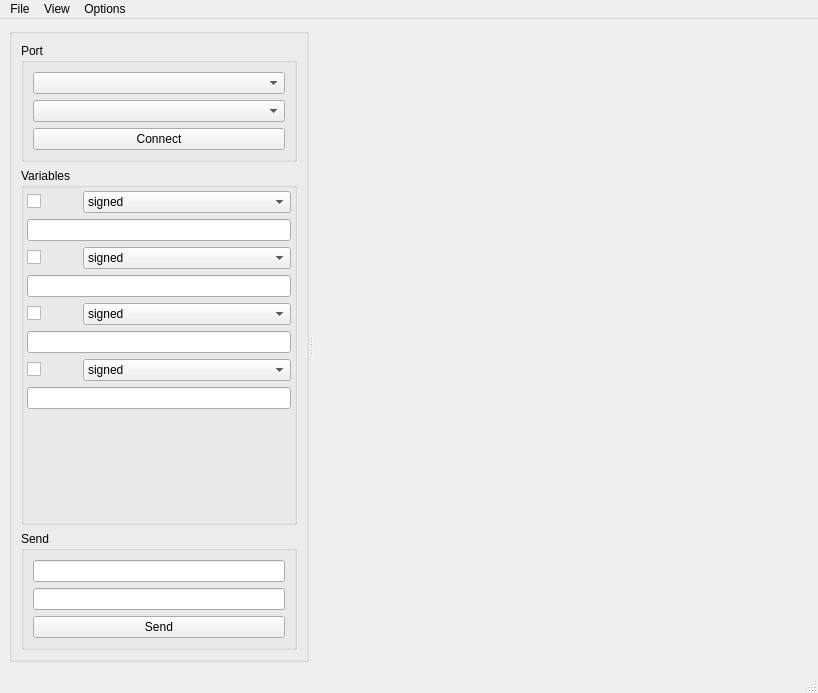
The window that ui/mainwindow.ui (Yuri-Sharapov/QVectorDebug) describes before a commit, drawn with Qt 5.
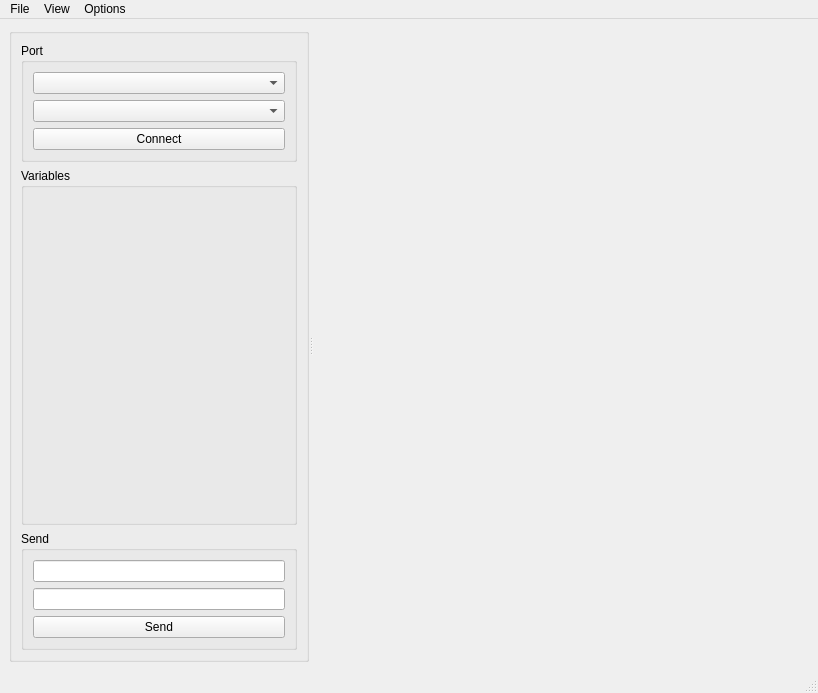
The same window after the commit. Icons and pictures are not drawn.

```diff
--- a/ui/mainwindow.ui
+++ b/ui/mainwindow.ui
@@ -120,208 +120,7 @@
             <number>3</number>
            </property>
            <item>
-            <layout class="QVBoxLayout" name="laySettings_2">
-             <item>
-              <layout class="QHBoxLayout" name="laySettingsCb_2">
-               <item>
-                <widget class="QCheckBox" name="cbEnabled_2">
-                 <property name="maximumSize">
-                  <size>
-                   <width>50</width>
-                   <height>16777215</height>
-                  </size>
-                 </property>
-                 <property name="text">
-                  <string/>
-                 </property>
-                 <property name="icon">
-                  <iconset resource="../res.qrc">
-                   <normaloff>:/icons/blue-circle.png</normaloff>:/icons/blue-circle.png</iconset>
-                 </property>
-                 <property name="iconSize">
-                  <size>
-                   <width>32</width>
-                   <height>32</height>
-                  </size>
-                 </property>
-                </widget>
-               </item>
-               <item>
-                <widget class="QComboBox" name="cbSign_2">
-                 <property name="currentText">
-                  <string>signed</string>
-                 </property>
-                 <item>
-                  <property name="text">
-                   <string>signed</string>
-                  </property>
-                 </item>
-                 <item>
-                  <property name="text">
-                   <string>unsigned</string>
-                  </property>
-                 </item>
-                </widget>
-               </item>
-              </layout>
-             </item>
-             <item>
-              <widget class="QLineEdit" name="leName_2"/>
-             </item>
-            </layout>
-           </item>
-           <item>
-            <layout class="QVBoxLayout" name="laySettings_3">
-             <item>
-              <layout class="QHBoxLayout" name="laySettingsCb_3">
-               <item>
-                <widget class="QCheckBox" name="cbEnabled_3">
-                 <property name="maximumSize">
-                  <size>
-                   <width>50</width>
-                   <height>16777215</height>
-                  </size>
-                 </property>
-                 <property name="text">
-                  <string/>
-                 </property>
-                 <property name="icon">
-                  <iconset resource="../res.qrc">
-                   <normaloff>:/icons/green-circle.png</normaloff>:/icons/green-circle.png</iconset>
-                 </property>
-                 <property name="iconSize">
-                  <size>
-                   <width>32</width>
-                   <height>32</height>
-                  </size>
-                 </property>
-                </widget>
-               </item>
-               <item>
-                <widget class="QComboBox" name="cbSign_3">
-                 <property name="currentText">
-                  <string>signed</string>
-                 </property>
-                 <item>
-                  <property name="text">
-                   <string>signed</string>
-                  </property>
-                 </item>
-                 <item>
-                  <property name="text">
-                   <string>unsigned</string>
-                  </property>
-                 </item>
-                </widget>
-               </item>
-              </layout>
-             </item>
-             <item>
-              <widget class="QLineEdit" name="leName_3"/>
-             </item>
-            </layout>
-           </item>
-           <item>
-            <layout class="QVBoxLayout" name="laySettings_1">
-             <item>
-              <layout class="QHBoxLayout" name="laySettingsCb_1">
-               <item>
-                <widget class="QCheckBox" name="cbEnabled_1">
-                 <property name="maximumSize">
-                  <size>
-                   <width>50</width>
-                   <height>16777215</height>
-                  </size>
-                 </property>
-                 <property name="text">
-                  <string/>
-                 </property>
-                 <property name="icon">
-                  <iconset resource="../res.qrc">
-                   <normaloff>:/icons/red-circle.png</normaloff>:/icons/red-circle.png</iconset>
-                 </property>
-                 <property name="iconSize">
-                  <size>
-                   <width>32</width>
-                   <height>32</height>
-                  </size>
-                 </property>
-                </widget>
-               </item>
-               <item>
-                <widget class="QComboBox" name="cbSign_1">
-                 <property name="currentText">
-                  <string>signed</string>
-                 </property>
-                 <item>
-                  <property name="text">
-                   <string>signed</string>
-                  </property>
-                 </item>
-                 <item>
-                  <property name="text">
-                   <string>unsigned</string>
-                  </property>
-                 </item>
-                </widget>
-               </item>
-              </layout>
-             </item>
-             <item>
-              <widget class="QLineEdit" name="leName_1"/>
-             </item>
-            </layout>
-           </item>
-           <item>
-            <layout class="QVBoxLayout" name="laySettings_4">
-             <item>
-              <layout class="QHBoxLayout" name="laySettingsCb_4">
-               <item>
-                <widget class="QCheckBox" name="cbEnabled_4">
-                 <property name="maximumSize">
-                  <size>
-                   <width>50</width>
-                   <height>16777215</height>
-                  </size>
-                 </property>
-                 <property name="text">
-                  <string/>
-                 </property>
-                 <property name="icon">
-                  <iconset resource="../res.qrc">
-                   <normaloff>:/icons/yellow-circle.png</normaloff>:/icons/yellow-circle.png</iconset>
-                 </property>
-                 <property name="iconSize">
-                  <size>
-                   <width>32</width>
-                   <height>32</height>
-                  </size>
-                 </property>
-                </widget>
-               </item>
-               <item>
-                <widget class="QComboBox" name="cbSign_4">
-                 <property name="currentText">
-                  <string>signed</string>
-                 </property>
-                 <item>
-                  <property name="text">
-                   <string>signed</string>
-                  </property>
-                 </item>
-                 <item>
-                  <property name="text">
-                   <string>unsigned</string>
-                  </property>
-                 </item>
-                </widget>
-               </item>
-              </layout>
-             </item>
-             <item>
-              <widget class="QLineEdit" name="leName_4"/>
-             </item>
-            </layout>
+            <layout class="QVBoxLayout" name="verticalLayout_3"/>
            </item>
            <item>
             <spacer name="verticalSpacer">
```
Left out of the diff: 4 changed lines with no effect on the pictures.
